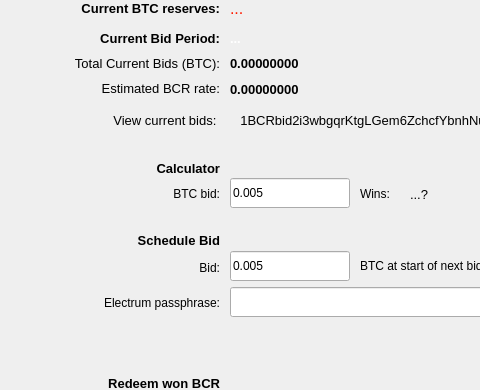
The window that src/qt/forms/bidpage.ui (tlc2/bitcredit-2.0-client) describes before a commit, drawn with Qt 5; both pictures show x 0 to 480 and y 0 to 390 of the 849 by 390 pixel window.
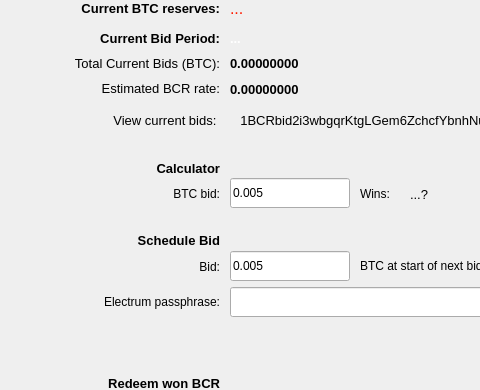
The same window after the commit.

```diff
--- a/src/qt/forms/bidpage.ui
+++ b/src/qt/forms/bidpage.ui
@@ -38,7 +38,7 @@
     <property name="geometry">
      <rect>
       <x>0</x>
-      <y>0</y>
+      <y>-146</y>
       <width>814</width>
       <height>536</height>
      </rect>
@@ -1037,7 +1037,7 @@
      <property name="geometry">
       <rect>
        <x>0</x>
-       <y>258</y>
+       <y>257</y>
        <width>220</width>
        <height>20</height>
       </rect>
@@ -1168,7 +1168,7 @@
      <property name="geometry">
       <rect>
        <x>0</x>
-       <y>293</y>
+       <y>292</y>
        <width>220</width>
        <height>20</height>
       </rect>
```
Left out of the diff: 4 changed lines with no effect on the pictures.
